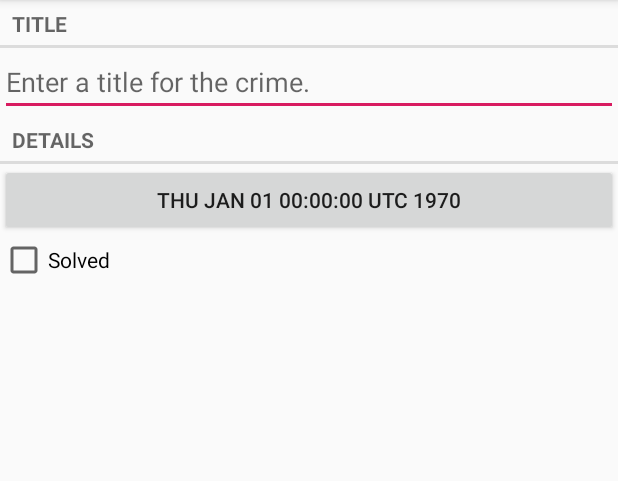
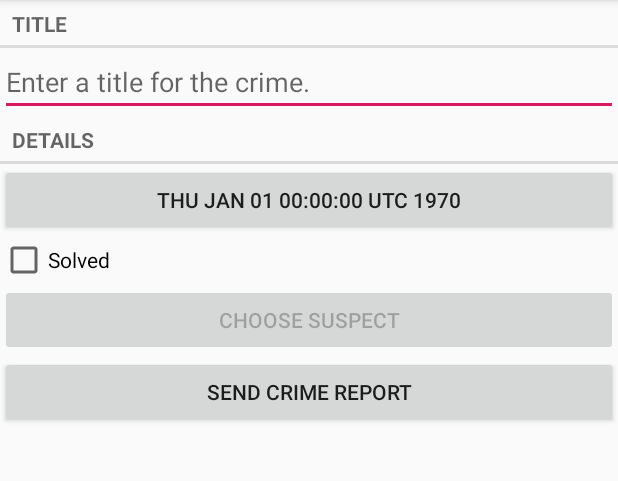
Before and after one commit to foreverxzhh/CriminalIntent, an Android app: the screen it shows after launch (CrimePagerActivity), after a tap on "New Crime", on a phone screen of 412 x 824 dp, the part 84-565 px from its top. Run offline under Robolectric (Android 15) with nearby library versions, the phone set to English and light mode, and no system bars.

Commit message:
Chapter 15 finish

```diff
--- a/app/src/main/java/com/hua/criminalintent/Crime.java
+++ b/app/src/main/java/com/hua/criminalintent/Crime.java
@@ -8,6 +8,15 @@ public class Crime {
     private String mTitle;
     private Date mDate;
     private boolean mSolved;
+    private String mSuspect;
+
+    public String getSuspect() {
+        return mSuspect;
+    }
+
+    public void setSuspect(String suspect) {
+        mSuspect = suspect;
+    }
 
     public Crime() {
         this(UUID.randomUUID());
--- a/app/src/main/java/com/hua/criminalintent/CrimeFragment.java
+++ b/app/src/main/java/com/hua/criminalintent/CrimeFragment.java
@@ -2,11 +2,16 @@ package com.hua.criminalintent;
 
 import android.app.Activity;
 import android.content.Intent;
+import android.content.pm.PackageManager;
+import android.database.Cursor;
+import android.net.Uri;
 import android.os.Bundle;
+import android.provider.ContactsContract;
 import android.support.v4.app.Fragment;
 import android.support.v4.app.FragmentManager;
 import android.text.Editable;
 import android.text.TextWatcher;
+import android.text.format.DateFormat;
 import android.view.LayoutInflater;
 import android.view.View;
 import android.view.ViewGroup;
@@ -23,10 +28,13 @@ public class CrimeFragment extends Fragment {
     private static final String DIALOG__DATE = "DialogDate";
     private static final String EXTRA_DATE = "com.hua.criminalintent.date";
     private static final int REQUEST_DATE = 0;
+    private static final int REQUEST_CONTACT = 1;
     private Crime mCrime;
     private EditText mTitleField;
     private Button mDateButton;
     private CheckBox mSolvedCheckBox;
+    private Button mSuspectButton;
+    private Button mReportButton;
 
     public static CrimeFragment newInstance(UUID crimeId) {
         Bundle args = new Bundle();
@@ -49,6 +57,8 @@ public class CrimeFragment extends Fragment {
         mTitleField = view.findViewById(R.id.crime_title);
         mDateButton = view.findViewById(R.id.crime_date);
         mSolvedCheckBox = view.findViewById(R.id.crime_solved);
+        mSuspectButton = view.findViewById(R.id.crime_suspect);
+        mReportButton = view.findViewById(R.id.crime_report);
         mTitleField.setText(mCrime.getTitle());
         mTitleField.addTextChangedListener(new TextWatcher() {
             @Override
@@ -83,6 +93,37 @@ public class CrimeFragment extends Fragment {
                 mCrime.setSolved(isChecked);
             }
         });
+        mReportButton.setOnClickListener(new View.OnClickListener() {
+            @Override
+            public void onClick(View v) {
+                Intent intent = new Intent();
+                intent.setAction(Intent.ACTION_SEND);
+                intent.setType("txt/plain");
+                intent.putExtra(Intent.EXTRA_TEXT, getCrimeReport());
+                intent.putExtra(Intent.EXTRA_SUBJECT, getString(R.string.crime_report_subject));
+                //强制创建选择器
+                intent = Intent.createChooser(intent, getString(R.string.send_report));
+                startActivity(intent);
+            }
+        });
+        mSuspectButton.setOnClickListener(new View.OnClickListener() {
+            @Override
+            public void onClick(View v) {
+                Intent pickContact = new Intent();
+                pickContact.setAction(Intent.ACTION_PICK);
+                pickContact.setData(ContactsContract.Contacts.CONTENT_URI);
+                startActivityForResult(pickContact, REQUEST_CONTACT);
+            }
+        });
+        if (mCrime.getSuspect() != null)
+            mSuspectButton.setText(mCrime.getSuspect());
+        PackageManager packageManager = getActivity().getPackageManager();
+        Intent pickContact = new Intent();
+        pickContact.setAction(Intent.ACTION_PICK);
+        pickContact.setData(ContactsContract.Contacts.CONTENT_URI);
+        //检查intent要启动的activity是否存在
+        if (packageManager.resolveActivity(pickContact, PackageManager.MATCH_DEFAULT_ONLY) == null)
+            mSuspectButton.setEnabled(false);
         return view;
     }
 
@@ -93,6 +134,18 @@ public class CrimeFragment extends Fragment {
             Date date = (Date) data.getExtras().getSerializable(EXTRA_DATE);
             mCrime.setDate(date);
             updateDate();
+        } else if (requestCode == REQUEST_CONTACT && data != null) {
+            Cursor cursor = getActivity().getContentResolver()
+                    .query(data.getData(),
+                            null,
+                            null,
+                            null,
+                            null);
+            if (cursor.getCount() != 0) {
+                cursor.moveToFirst();
+                mCrime.setSuspect(cursor.getString(cursor.getColumnIndex(ContactsContract.Contacts.DISPLAY_NAME)));
+                mSuspectButton.setText(mCrime.getSuspect());
+            }
         }
     }
 
@@ -105,4 +158,27 @@ public class CrimeFragment extends Fragment {
         super.onPause();
         CrimeLab.get(getActivity()).updateCrime(mCrime);
     }
+
+    private String getCrimeReport() {
+        String solvedString = null;
+        if (mCrime.isSolved()) {
+            solvedString = getString(R.string.crime_report_solved);
+        } else {
+            solvedString = getString(R.string.crime_report_unsolved);
+        }
+
+        String dateFormat = "EEE, MMM dd";
+        String dateString = DateFormat.format(dateFormat, mCrime.getDate()).toString();
+
+        String suspect = mCrime.getSuspect();
+        if (suspect == null) {
+            suspect = getString(R.string.crime_report_no_suspect);
+        } else {
+            suspect = getString(R.string.crime_report_suspect, suspect);
+        }
+
+        String report = getString(R.string.crime_report, mCrime.getTitle(), dateString, solvedString, suspect);
+
+        return report;
+    }
 }
--- a/app/src/main/java/com/hua/criminalintent/CrimeLab.java
+++ b/app/src/main/java/com/hua/criminalintent/CrimeLab.java
@@ -103,6 +103,7 @@ public class CrimeLab {
         values.put(CrimeTable.Cols.TITLE, crime.getTitle());
         values.put(CrimeTable.Cols.DATE, crime.getDate().toString());
         values.put(CrimeTable.Cols.SOLVED, crime.isSolved() ? 1 : 0);
+        values.put(CrimeTable.Cols.SUSPECT, crime.getSuspect());
         return values;
     }
 }
--- a/app/src/main/java/com/hua/criminalintent/database/CrimeBaseHelper.java
+++ b/app/src/main/java/com/hua/criminalintent/database/CrimeBaseHelper.java
@@ -20,7 +20,8 @@ public class CrimeBaseHelper extends SQLiteOpenHelper {
                 + CrimeDbSchema.CrimeTable.Cols.UUID + ", "
                 + CrimeDbSchema.CrimeTable.Cols.TITLE + ", "
                 + CrimeDbSchema.CrimeTable.Cols.DATE + ", "
-                + CrimeDbSchema.CrimeTable.Cols.SOLVED + " )");
+                + CrimeDbSchema.CrimeTable.Cols.SOLVED + ", "
+                + CrimeDbSchema.CrimeTable.Cols.SUSPECT + " )");
     }
 
     @Override
--- a/app/src/main/java/com/hua/criminalintent/database/CrimeCursorWrapper.java
+++ b/app/src/main/java/com/hua/criminalintent/database/CrimeCursorWrapper.java
@@ -24,11 +24,13 @@ public class CrimeCursorWrapper extends CursorWrapper {
         String title = getString(getColumnIndex(CrimeTable.Cols.TITLE));
         long date = getLong(getColumnIndex(CrimeTable.Cols.DATE));
         int isSolved = getInt(getColumnIndex(CrimeTable.Cols.SOLVED));
+        String suspect = getString(getColumnIndex(CrimeTable.Cols.SUSPECT));
 
         Crime crime = new Crime(UUID.fromString(uuidString));
         crime.setTitle(title);
         crime.setDate(new Date(date));
         crime.setSolved(isSolved == 1);
+        crime.setSuspect(suspect);
         return crime;
     }
 }
--- a/app/src/main/java/com/hua/criminalintent/database/CrimeDbSchema.java
+++ b/app/src/main/java/com/hua/criminalintent/database/CrimeDbSchema.java
@@ -9,6 +9,7 @@ public class CrimeDbSchema {
             public static final String TITLE = "title";
             public static final String DATE = "date";
             public static final String SOLVED = "solved";
+            public static final String SUSPECT = "suspect";
         }
     }
 }
--- a/app/src/main/res/layout/fragment_crime.xml
+++ b/app/src/main/res/layout/fragment_crime.xml
@@ -33,4 +33,16 @@
         android:layout_width="match_parent"
         android:layout_height="wrap_content"
         android:text="@string/crime_solved_label" />
+
+    <Button
+        android:id="@+id/crime_suspect"
+        android:layout_width="match_parent"
+        android:layout_height="wrap_content"
+        android:text="@string/crime_suspect_text" />
+
+    <Button
+        android:id="@+id/crime_report"
+        android:layout_width="match_parent"
+        android:layout_height="wrap_content"
+        android:text="@string/crime_report_text" />
 </LinearLayout>
--- a/app/src/main/res/values/strings.xml
+++ b/app/src/main/res/values/strings.xml
@@ -9,4 +9,14 @@
     <string name="show_subtitle">Show Subtitle</string>
     <string name="hide_subtitle">Hide Subtitle</string>
     <string name="subtitle_format">%1$d crimes</string>
+    <string name="crime_suspect_text">Choose Suspect</string>
+    <string name="crime_report_text">Send Crime Report</string>
+    <string name="crime_report">%1$s! The Crime was discovered on %2$s, %3$s, and %4$s</string>
+    <string name="crime_report_solved">The case is solved</string>
+    <string name="crime_report_unsolved">The case is not solved</string>
+    <string name="crime_report_no_suspect">there is no suspect.</string>
+    <string name="crime_report_suspect">the suspect is %1$s.</string>
+    <string name="crime_report_subject">CriminalIntent Crime Report</string>
+    <string name="send_report">Send crime report via</string>
+
 </resources>
```
Also changed, not shown: 1 other file.
